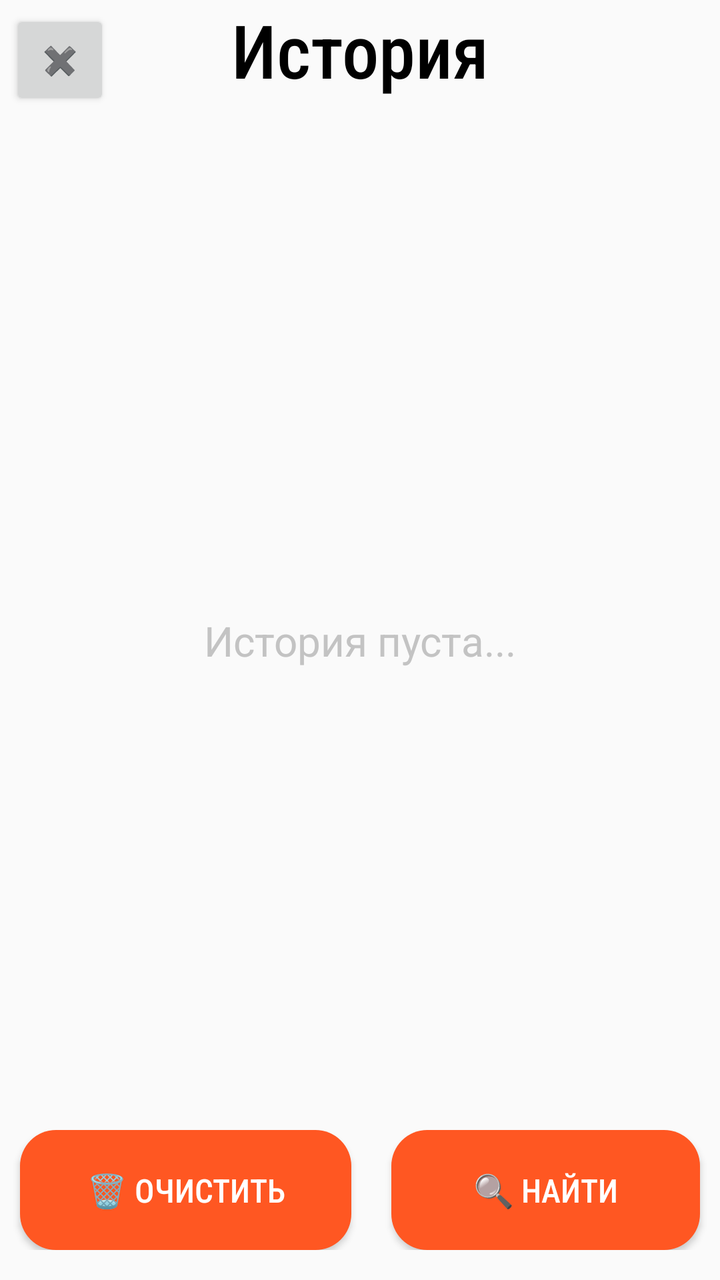
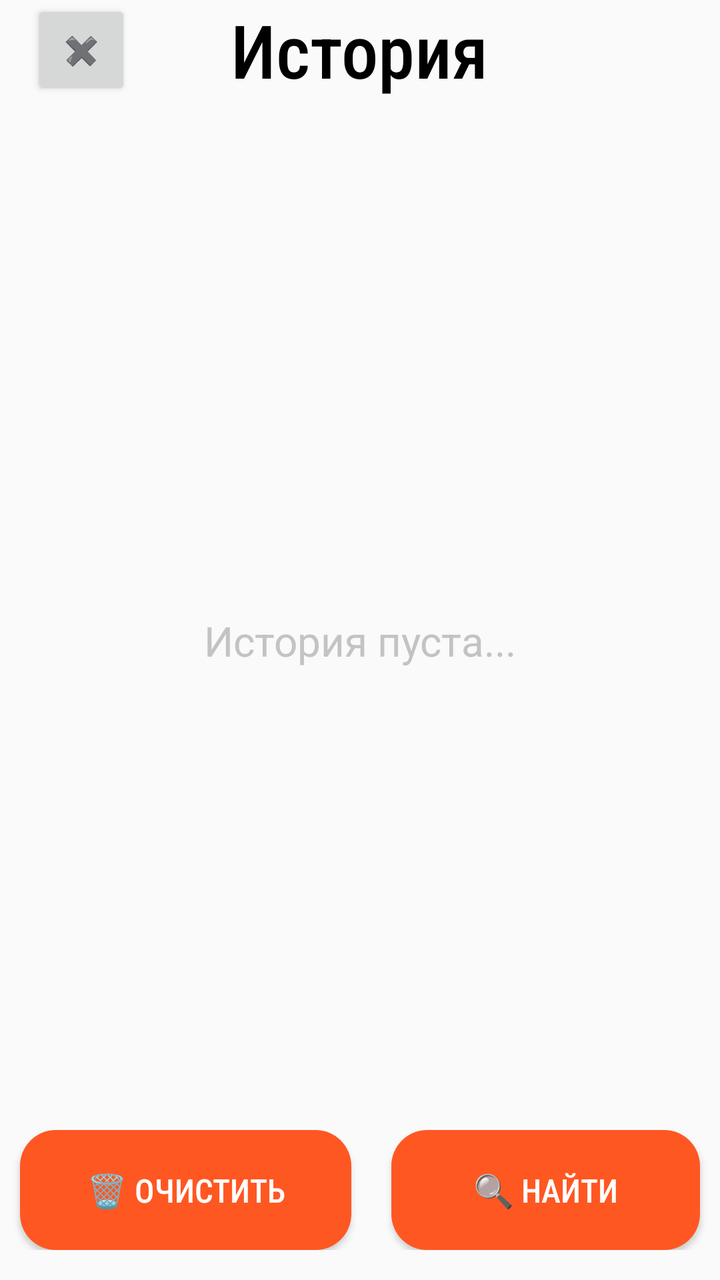

Before-and-after screenshots of an Android layout around one commit, followed by the original layout XML and the change that was made.
<!-- AndroidManifest.xml: application theme Theme.ULA_Tickets_app -->
<!-- res/layout/activity_history.xml -->
<?xml version="1.0" encoding="utf-8"?>
<androidx.constraintlayout.widget.ConstraintLayout xmlns:android="http://schemas.android.com/apk/res/android"
    xmlns:app="http://schemas.android.com/apk/res-auto"
    xmlns:tools="http://schemas.android.com/tools"
    android:id="@+id/main"
    android:layout_width="match_parent"
    android:layout_height="match_parent"
    tools:context=".History">

    <TextView
        android:id="@+id/page_title"
        android:layout_width="match_parent"
        android:layout_height="wrap_content"

        android:fontFamily="sans-serif-condensed-medium"
        android:text="@string/history_page_title"
        android:textAlignment="center"
        android:textColor="@color/black"

        android:textSize="18pt"

        app:layout_constraintBottom_toBottomOf="parent"

        app:layout_constraintEnd_toEndOf="parent"
        app:layout_constraintHorizontal_bias="0.0"
        app:layout_constraintStart_toStartOf="parent"
        app:layout_constraintTop_toTopOf="parent"
        app:layout_constraintVertical_bias="0.0" />

    <ScrollView
        android:id="@+id/scrollView"
        android:layout_width="match_parent"
        android:layout_height="match_parent"

        android:layout_marginTop="60dp"
        android:layout_marginBottom="100dp"
        android:paddingTop="25dp"

        android:contentDescription="Ticket_list"

        app:layout_constraintBottom_toBottomOf="parent"
        app:layout_constraintEnd_toEndOf="parent"
        app:layout_constraintHorizontal_bias="0.0"
        app:layout_constraintStart_toStartOf="parent"
        app:layout_constraintTop_toBottomOf="@+id/page_title">

        <LinearLayout
            android:id="@+id/item_list"
            android:layout_width="match_parent"
            android:layout_height="wrap_content"
            android:orientation="vertical">

        </LinearLayout>
    </ScrollView>

    <LinearLayout
        android:id="@+id/option_btn_container"
        android:layout_width="match_parent"
        android:layout_height="wrap_content"

        android:orientation="horizontal"

        app:layout_constraintBottom_toBottomOf="parent"
        app:layout_constraintEnd_toEndOf="parent"
        app:layout_constraintStart_toStartOf="parent"
        app:layout_constraintTop_toBottomOf="@+id/scrollView"
        app:layout_constraintVertical_bias="0">

        <Button
            android:id="@+id/clear_btn"
            android:layout_width="wrap_content"
            android:layout_height="60dp"
            android:layout_marginHorizontal="10dp"

            android:background="@drawable/btn_rounded"
            android:maxWidth="100dp"
            android:textColor="@color/white"
            android:textSize="8pt"
            android:fontFamily="sans-serif-condensed-medium"

            android:layout_weight="1"

            android:text="@string/history_btn_clear" />

        <Button
            android:id="@+id/search_btn"
            android:layout_width="wrap_content"
            android:layout_height="60dp"

            android:background="@drawable/btn_rounded"
            android:maxWidth="100dp"
            android:textColor="@color/white"
            android:textSize="8pt"
            android:fontFamily="sans-serif-condensed-medium"

            android:layout_marginHorizontal="10dp"

            android:layout_weight="1"

            android:text="@string/history_btn_search" />
    </LinearLayout>

    <TextView
        android:id="@+id/page_hint"
        android:layout_width="wrap_content"
        android:layout_height="wrap_content"

        android:textSize="10pt"
        android:textColor="@color/l2_gray"

        android:text="@string/scrollView_desc"
        app:layout_constraintBottom_toBottomOf="parent"
        app:layout_constraintEnd_toEndOf="parent"
        app:layout_constraintStart_toStartOf="parent"
        app:layout_constraintTop_toTopOf="parent" />

    <Button
        android:id="@+id/exit_btn"
        android:layout_width="50dp"
        android:layout_height="50dp"

        android:layout_margin="5dp"

        android:text="@string/history_btn_back"
        app:layout_constraintStart_toStartOf="parent"
        app:layout_constraintTop_toTopOf="parent" />

</androidx.constraintlayout.widget.ConstraintLayout>
<!-- resources referenced by this layout -->
<resources>
  <color name="black">#FF000000</color>
  <color name="l2_gray">#C3C3C3</color>
  <color name="white">#FFFFFFFF</color>
  <!-- drawable btn_rounded (drawable) -->
  <?xml version="1.0" encoding="utf-8"?>
  <selector xmlns:android="http://schemas.android.com/apk/res/android">
  
  <item android:state_pressed="true">
      <shape
          android:shape="rectangle">
  
          <solid android:color="#FF8522" />
  
          <corners android:radius="18dp" />
      </shape>
  </item>
  
  
  <item>
      <shape
          android:shape="rectangle">
  
          
          <solid android:color="@color/orange" />
  
          
          <corners android:radius="18dp" />
      </shape>
  </item>
  </selector>
  <string name="history_btn_back">✖️️️</string>
  <string name="history_btn_clear">🗑️ Очистить</string>
  <string name="history_btn_search">🔍 Найти</string>
  <string name="history_page_title">История</string>
  <string name="scrollView_desc">История пуста...</string>
  <style name="Theme.ULA_Tickets_app" parent="Base.Theme.ULA_Tickets_app" />
  <color name="orange">#FF5722</color>
  <style name="Base.Theme.ULA_Tickets_app" parent="Theme.AppCompat.Light.NoActionBar">
          
          
      </style>
</resources>

<!-- the commit's change to res/layout/activity_history.xml (unified diff, before → after) -->
@@ -5,27 +5,48 @@
     android:id="@+id/main"
     android:layout_width="match_parent"
     android:layout_height="match_parent"
-    tools:context=".History">
+    tools:context=".HistoryActivity">
 
-    <TextView
-        android:id="@+id/page_title"
+    <Button
+        android:id="@+id/exit_btn"
+        android:layout_width="50dp"
+        android:layout_height="50dp"
+
+        android:text="@string/back_btn"
+
+        app:layout_constraintBottom_toBottomOf="@+id/header_title"
+
+        app:layout_constraintEnd_toEndOf="parent"
+        app:layout_constraintHorizontal_bias="0.05"
+        app:layout_constraintStart_toStartOf="parent" />
+
+    <LinearLayout
+        android:id="@+id/header_title"
         android:layout_width="match_parent"
         android:layout_height="wrap_content"
+        android:gravity="center"
 
-        android:fontFamily="sans-serif-condensed-medium"
-        android:text="@string/history_page_title"
-        android:textAlignment="center"
-        android:textColor="@color/black"
-
-        android:textSize="18pt"
-
-        app:layout_constraintBottom_toBottomOf="parent"
+        android:orientation="horizontal"
 
         app:layout_constraintEnd_toEndOf="parent"
-        app:layout_constraintHorizontal_bias="0.0"
         app:layout_constraintStart_toStartOf="parent"
-        app:layout_constraintTop_toTopOf="parent"
-        app:layout_constraintVertical_bias="0.0" />
+        app:layout_constraintTop_toTopOf="parent">
+
+        <TextView
+            android:id="@+id/page_title"
+            android:layout_width="wrap_content"
+            android:layout_height="wrap_content"
+
+            android:fontFamily="sans-serif-condensed-medium"
+            android:text="@string/history_page_title"
+            android:textAlignment="center"
+            android:textColor="@color/black"
+
+            android:textSize="18pt"
+
+            />
+
+    </LinearLayout>
 
     <ScrollView
         android:id="@+id/scrollView"
@@ -34,15 +55,15 @@
 
         android:layout_marginTop="60dp"
         android:layout_marginBottom="100dp"
+        android:contentDescription="scrollView_desc"
+
         android:paddingTop="25dp"
-
-        android:contentDescription="Ticket_list"
 
         app:layout_constraintBottom_toBottomOf="parent"
         app:layout_constraintEnd_toEndOf="parent"
         app:layout_constraintHorizontal_bias="0.0"
         app:layout_constraintStart_toStartOf="parent"
-        app:layout_constraintTop_toBottomOf="@+id/page_title">
+        app:layout_constraintTop_toBottomOf="@+id/header_title">
 
         <LinearLayout
             android:id="@+id/item_list"
@@ -72,32 +93,32 @@
             android:layout_height="60dp"
             android:layout_marginHorizontal="10dp"
 
+            android:layout_weight="1"
             android:background="@drawable/btn_rounded"
+            android:fontFamily="sans-serif-condensed-medium"
             android:maxWidth="100dp"
+            android:text="@string/clear_btn"
+
             android:textColor="@color/white"
-            android:textSize="8pt"
-            android:fontFamily="sans-serif-condensed-medium"
 
-            android:layout_weight="1"
-
-            android:text="@string/history_btn_clear" />
+            android:textSize="8pt" />
 
         <Button
             android:id="@+id/search_btn"
             android:layout_width="wrap_content"
             android:layout_height="60dp"
 
+            android:layout_marginHorizontal="10dp"
+            android:layout_weight="1"
             android:background="@drawable/btn_rounded"
+            android:fontFamily="sans-serif-condensed-medium"
             android:maxWidth="100dp"
+
+            android:text="@string/search_btn"
+
             android:textColor="@color/white"
-            android:textSize="8pt"
-            android:fontFamily="sans-serif-condensed-medium"
 
-            android:layout_marginHorizontal="10dp"
-
-            android:layout_weight="1"
-
-            android:text="@string/history_btn_search" />
+            android:textSize="8pt" />
     </LinearLayout>
 
     <TextView
@@ -105,24 +126,13 @@
         android:layout_width="wrap_content"
         android:layout_height="wrap_content"
 
-        android:textSize="10pt"
+        android:text="@string/scrollView_desc"
         android:textColor="@color/l2_gray"
 
-        android:text="@string/scrollView_desc"
+        android:textSize="10pt"
         app:layout_constraintBottom_toBottomOf="parent"
         app:layout_constraintEnd_toEndOf="parent"
         app:layout_constraintStart_toStartOf="parent"
         app:layout_constraintTop_toTopOf="parent" />
 
-    <Button
-        android:id="@+id/exit_btn"
-        android:layout_width="50dp"
-        android:layout_height="50dp"
-
-        android:layout_margin="5dp"
-
-        android:text="@string/history_btn_back"
-        app:layout_constraintStart_toStartOf="parent"
-        app:layout_constraintTop_toTopOf="parent" />
-
 </androidx.constraintlayout.widget.ConstraintLayout>
<!-- resource entries referenced after the edit -->
@@ -30,11 +30,11 @@
       </shape>
   </item>
   </selector>
-  <string name="history_btn_back">✖️️️</string>
-  <string name="history_btn_clear">🗑️ Очистить</string>
-  <string name="history_btn_search">🔍 Найти</string>
+  <string name="back_btn">✖️️️</string>
+  <string name="clear_btn">🗑️ Очистить</string>
   <string name="history_page_title">История</string>
   <string name="scrollView_desc">История пуста...</string>
+  <string name="search_btn">🔍 Найти</string>
   <style name="Theme.ULA_Tickets_app" parent="Base.Theme.ULA_Tickets_app" />
   <color name="orange">#FF5722</color>
   <style name="Base.Theme.ULA_Tickets_app" parent="Theme.AppCompat.Light.NoActionBar">
